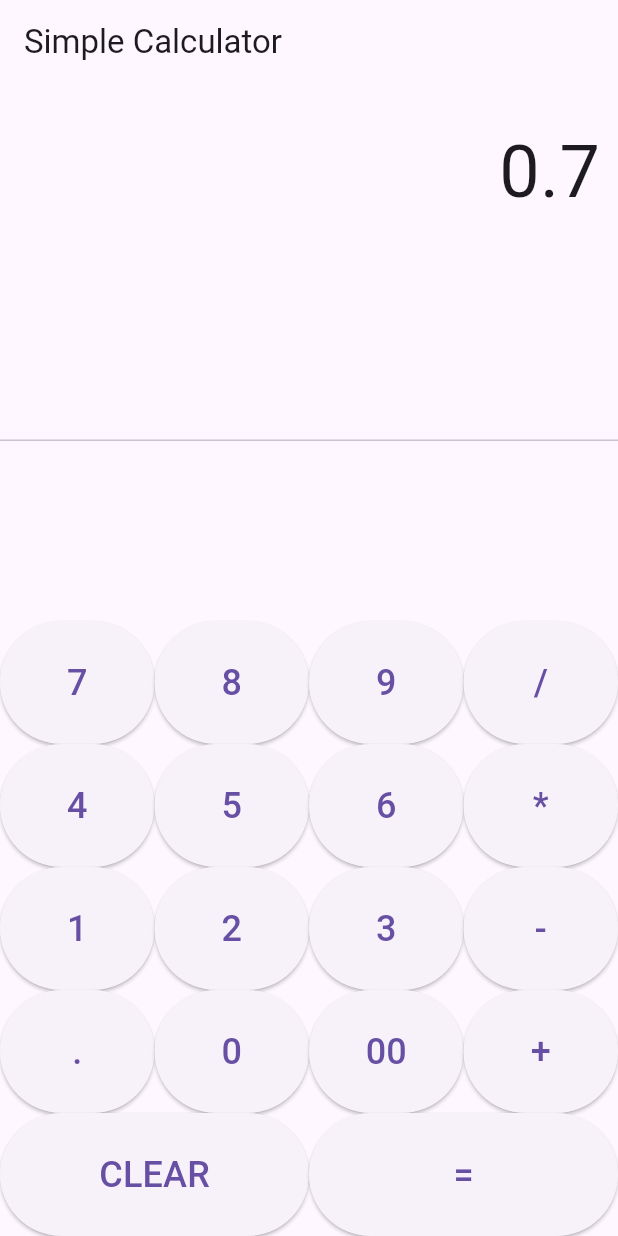
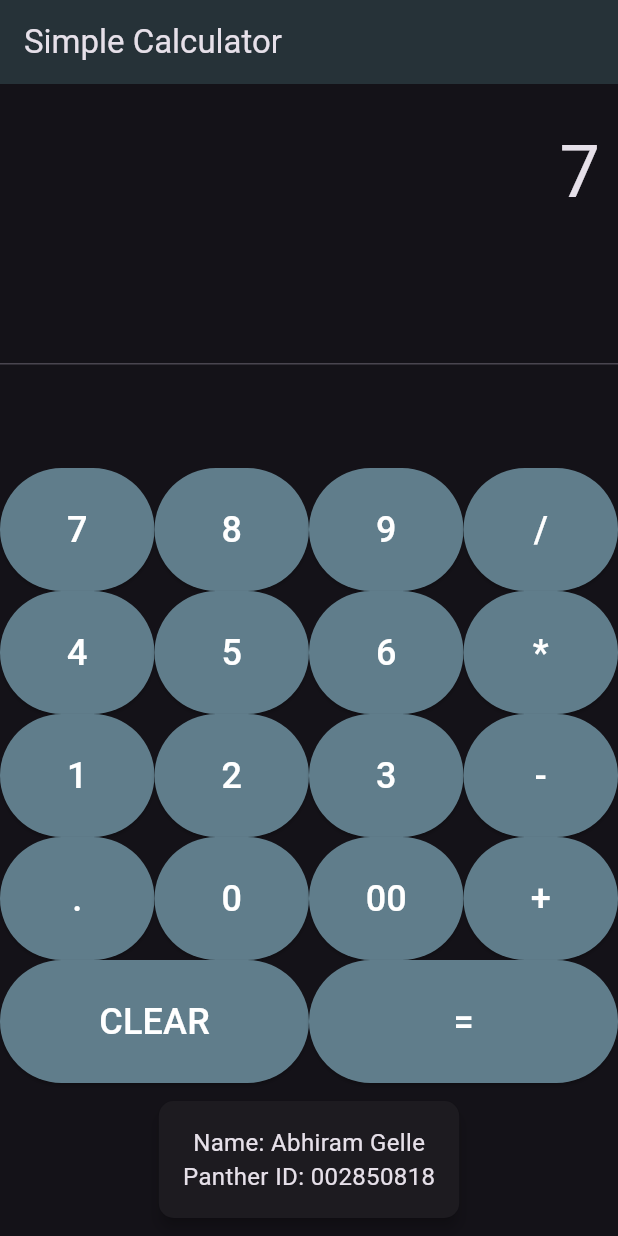
Before and after one commit to abhiramgelle1/MobileAppDevelopment-Assignment2, a Flutter app: the screen it shows after launch, after a tap on an icon or button, on a phone screen of 412 x 824 dp. Run offline on Flutter 3.47's test engine with Material 3 defaults, Android fonts, the phone set to English and light mode, and no system bars.

Commit message:
Adding my panther details and changed app theme to dark mode

```diff
--- a/lib/main.dart
+++ b/lib/main.dart
@@ -8,7 +8,27 @@
   @override
   Widget build(BuildContext context) {
     return MaterialApp(
+      themeMode: ThemeMode.dark, // Use dark mode
       debugShowCheckedModeBanner: false,
+      // Light theme (if needed)
+      theme: ThemeData(
+        primarySwatch: Colors.blue,
+        brightness: Brightness.light,
+      ),
+      // Dark theme setup
+      darkTheme: ThemeData(
+        brightness: Brightness.dark,
+        primarySwatch: Colors.blueGrey,
+        elevatedButtonTheme: ElevatedButtonThemeData(
+          style: ElevatedButton.styleFrom(
+            foregroundColor: Colors.white,
+            backgroundColor: Colors.blueGrey, // Text color in dark theme
+          ),
+        ),
+        appBarTheme: AppBarTheme(
+          backgroundColor: Colors.blueGrey[900],
+        ),
+      ),
       home: CalculatorScreen(),
     );
   }
@@ -25,8 +45,7 @@
   double num1 = 0; // First operand
   double num2 = 0; // Second operand
   String operand = ""; // Stores the selected operator
-  bool decimalUsed =
-      false; // Tracks if a decimal point has been used in the current number
+  bool decimalUsed = false; // Tracks if a decimal point has been used
 
   // Button press handler
   void buttonPressed(String buttonText) {
@@ -35,7 +54,7 @@
       num1 = 0;
       num2 = 0;
       operand = "";
-      decimalUsed = false; // Reset decimal tracking when "CLEAR" is pressed
+      decimalUsed = false; // Reset decimal tracking
     } else if (buttonText == "+" ||
         buttonText == "-" ||
         buttonText == "*" ||
@@ -43,7 +62,7 @@
       num1 = double.parse(output);
       operand = buttonText;
       _output = "0";
-      decimalUsed = false; // Reset decimal tracking for the next number
+      decimalUsed = false; // Allow decimal in the next number
     } else if (buttonText == "=") {
       num2 = double.parse(output);
       if (operand == "/" && num2 == 0) {
@@ -68,7 +87,7 @@
       num1 = 0;
       num2 = 0;
       operand = "";
-      decimalUsed = false; // Reset decimal tracking for the next calculation
+      decimalUsed = false; // Allow decimal in the next calculation
     } else if (buttonText == ".") {
       // Handle decimal point input
       if (!decimalUsed) {
@@ -140,8 +159,29 @@
                 buildButton("00"),
                 buildButton("+")
               ]),
-              Row(children: [buildButton("CLEAR"), buildButton("=")])
+              Row(children: [buildButton("CLEAR"), buildButton("=")]),
             ],
+          ),
+          // Card for displaying name and Panther ID
+          Padding(
+            padding: const EdgeInsets.all(8.0),
+            child: Card(
+              elevation: 4.0,
+              shape: RoundedRectangleBorder(
+                borderRadius: BorderRadius.circular(10.0),
+              ),
+              child: Padding(
+                padding: const EdgeInsets.all(16.0),
+                child: Column(
+                  children: [
+                    Text("Name: Abhiram Gelle",
+                        style: TextStyle(fontSize: 16.0)),
+                    Text("Panther ID: 002850818",
+                        style: TextStyle(fontSize: 16.0)),
+                  ],
+                ),
+              ),
+            ),
           ),
         ],
       ),
```
